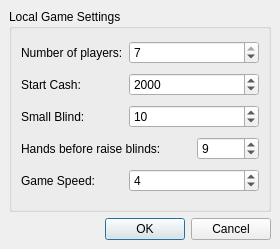
This is src/gui/qt/newgamedialog.ui in pokerth/pokerth as Qt 5 draws it before an edit. The edited form follows.
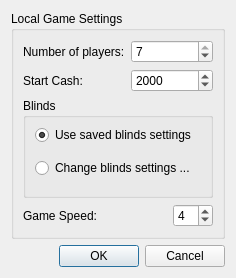
This is the edited form.

Commit message: add changecompleteblindsdialog for start-dialogs to change new blinds-settings

```diff
--- a/src/gui/qt/newgamedialog.ui
+++ b/src/gui/qt/newgamedialog.ui
@@ -5,112 +5,20 @@
    <rect>
     <x>0</x>
     <y>0</y>
-    <width>280</width>
-    <height>249</height>
+    <width>236</width>
+    <height>278</height>
    </rect>
   </property>
   <property name="windowTitle" >
    <string>Start Local Game</string>
   </property>
   <layout class="QGridLayout" >
-   <property name="leftMargin" >
-    <number>9</number>
-   </property>
-   <property name="topMargin" >
-    <number>9</number>
-   </property>
-   <property name="rightMargin" >
-    <number>9</number>
-   </property>
-   <property name="bottomMargin" >
-    <number>9</number>
-   </property>
-   <property name="horizontalSpacing" >
-    <number>6</number>
-   </property>
-   <property name="verticalSpacing" >
-    <number>6</number>
-   </property>
    <item row="0" column="0" >
     <widget class="QGroupBox" name="groupBox" >
      <property name="title" >
       <string>Local Game Settings</string>
      </property>
      <layout class="QGridLayout" >
-      <property name="leftMargin" >
-       <number>9</number>
-      </property>
-      <property name="topMargin" >
-       <number>9</number>
-      </property>
-      <property name="rightMargin" >
-       <number>9</number>
-      </property>
-      <property name="bottomMargin" >
-       <number>9</number>
-      </property>
-      <property name="horizontalSpacing" >
-       <number>6</number>
-      </property>
-      <property name="verticalSpacing" >
-       <number>6</number>
-      </property>
-      <item row="4" column="1" colspan="2" >
-       <widget class="QSpinBox" name="spinBox_gameSpeed" >
-        <property name="minimum" >
-         <number>1</number>
-        </property>
-        <property name="maximum" >
-         <number>11</number>
-        </property>
-        <property name="value" >
-         <number>4</number>
-        </property>
-       </widget>
-      </item>
-      <item row="4" column="0" >
-       <widget class="QLabel" name="label_5" >
-        <property name="text" >
-         <string>Game Speed:</string>
-        </property>
-       </widget>
-      </item>
-      <item row="3" column="2" >
-       <widget class="QSpinBox" name="spinBox_handsBeforeRaiseSmallBlind" >
-        <property name="minimum" >
-         <number>1</number>
-        </property>
-        <property name="value" >
-         <number>9</number>
-        </property>
-       </widget>
-      </item>
-      <item row="2" column="1" colspan="2" >
-       <widget class="QSpinBox" name="spinBox_smallBlind" >
-        <property name="minimum" >
-         <number>5</number>
-        </property>
-        <property name="maximum" >
-         <number>500</number>
-        </property>
-        <property name="value" >
-         <number>10</number>
-        </property>
-       </widget>
-      </item>
-      <item row="0" column="1" colspan="2" >
-       <widget class="QSpinBox" name="spinBox_quantityPlayers" >
-        <property name="minimum" >
-         <number>2</number>
-        </property>
-        <property name="maximum" >
-         <number>7</number>
-        </property>
-        <property name="value" >
-         <number>7</number>
-        </property>
-       </widget>
-      </item>
       <item row="0" column="0" >
        <widget class="QLabel" name="label" >
         <property name="text" >
@@ -118,6 +26,19 @@
         </property>
        </widget>
       </item>
+      <item row="0" column="1" colspan="2" >
+       <widget class="QSpinBox" name="spinBox_quantityPlayers" >
+        <property name="minimum" >
+         <number>2</number>
+        </property>
+        <property name="maximum" >
+         <number>7</number>
+        </property>
+        <property name="value" >
+         <number>7</number>
+        </property>
+       </widget>
+      </item>
       <item row="1" column="0" >
        <widget class="QLabel" name="label_2" >
         <property name="text" >
@@ -125,13 +46,6 @@
         </property>
        </widget>
       </item>
-      <item row="2" column="0" >
-       <widget class="QLabel" name="label_3" >
-        <property name="text" >
-         <string>Small Blind:</string>
-        </property>
-       </widget>
-      </item>
       <item row="1" column="1" colspan="2" >
        <widget class="QSpinBox" name="spinBox_startCash" >
         <property name="minimum" >
@@ -145,10 +59,52 @@
         </property>
        </widget>
       </item>
+      <item row="2" column="0" colspan="3" >
+       <widget class="QGroupBox" name="groupBox_2" >
+        <property name="title" >
+         <string>Blinds</string>
+        </property>
+        <layout class="QGridLayout" >
+         <property name="topMargin" >
+          <number>0</number>
+         </property>
+         <item row="0" column="0" >
+          <widget class="QRadioButton" name="radioButton_useSavedBlindsSettings" >
+           <property name="text" >
+            <string>Use saved blinds settings</string>
+           </property>
+           <property name="checked" >
+            <bool>true</bool>
+           </property>
+          </widget>
+         </item>
+         <item row="1" column="0" >
+          <widget class="QRadioButton" name="radioButton_changeBlindsSettings" >
+           <property name="text" >
+            <string>Change blinds settings ...</string>
+           </property>
+          </widget>
+         </item>
+        </layout>
+       </widget>
+      </item>
       <item row="3" column="0" colspan="2" >
-       <widget class="QLabel" name="label_4" >
+       <widget class="QLabel" name="label_5" >
         <property name="text" >
-         <string>Hands before raise blinds:</string>
+         <string>Game Speed:</string>
+        </property>
+       </widget>
+      </item>
+      <item row="3" column="2" >
+       <widget class="QSpinBox" name="spinBox_gameSpeed" >
+        <property name="minimum" >
+         <number>1</number>
+        </property>
+        <property name="maximum" >
+         <number>11</number>
+        </property>
+        <property name="value" >
+         <number>4</number>
         </property>
        </widget>
       </item>
```
Left out of the diff: 2 changed lines with no effect on the pictures. The commit also changes 15 other files.
